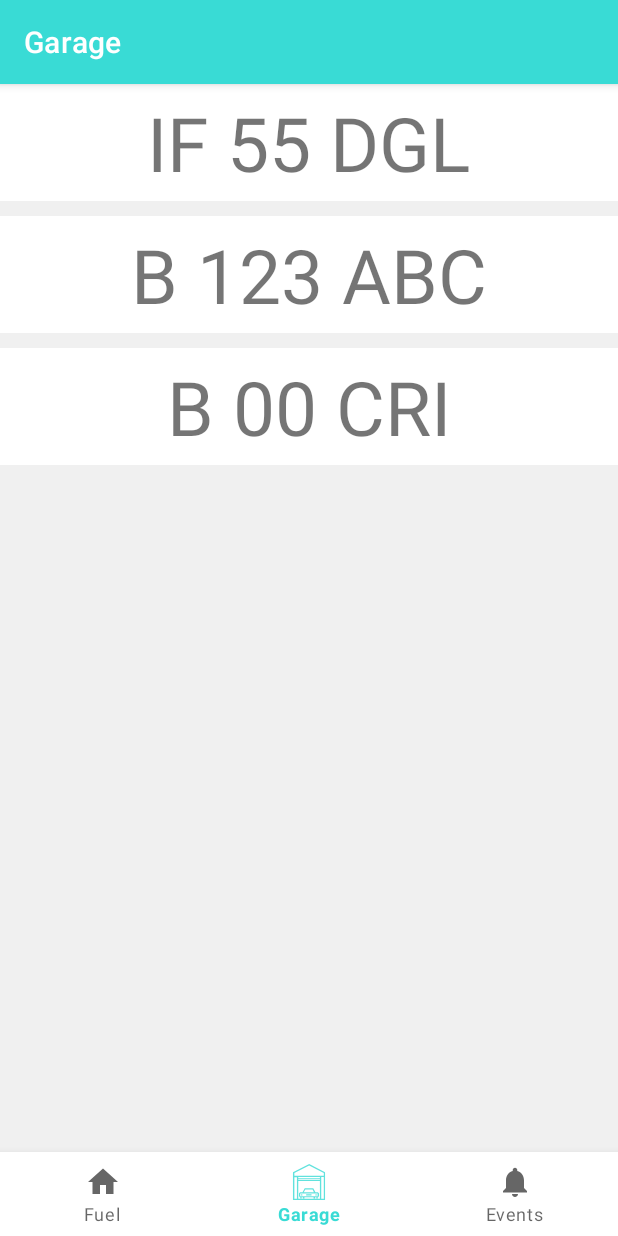
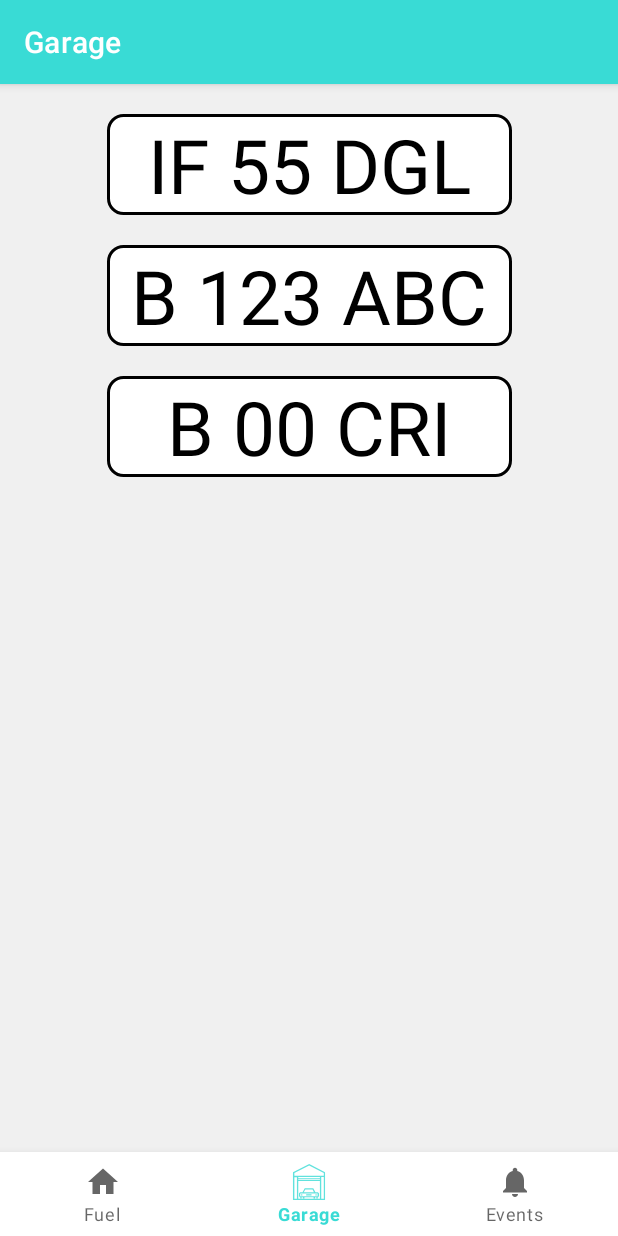
Before and after one commit to mihaidraghici98/GAD_AF_project, an Android app: the GarageFragment screen opened directly, with no data from a screen before it, on a phone screen of 412 x 824 dp. Run offline under Robolectric (Android 15) with nearby library versions, the light colour scheme and no system bars; our stand-ins replace navigation-ui.

Commit message:
Made RecyclerView items clickable; Garage items redirects to VehicleActivity;

```diff
--- a/app/src/main/java/com/example/gad_af_project/ui/garage/GarageFragment.java
+++ b/app/src/main/java/com/example/gad_af_project/ui/garage/GarageFragment.java
@@ -1,5 +1,6 @@
 package com.example.gad_af_project.ui.garage;
 
+import android.content.Intent;
 import android.os.Bundle;
 import android.view.LayoutInflater;
 import android.view.View;
@@ -14,13 +15,15 @@ import androidx.lifecycle.ViewModelProvider;
 import androidx.recyclerview.widget.LinearLayoutManager;
 import androidx.recyclerview.widget.RecyclerView;
 
+import com.example.gad_af_project.MainActivity;
 import com.example.gad_af_project.R;
 import com.example.gad_af_project.vehicles.Vehicle;
+import com.example.gad_af_project.vehicles.VehicleActivity;
 import com.example.gad_af_project.vehicles.VehiclesAdapter;
 
 import java.util.ArrayList;
 
-public class GarageFragment extends Fragment {
+public class GarageFragment extends Fragment implements VehiclesAdapter.VehiclesViewHolder.OnVehicleListener {
 
     private VehiclesAdapter mAdapter;
     private RecyclerView mList;
@@ -30,12 +33,9 @@ public class GarageFragment extends Fragment {
         add(new Vehicle.Builder("B 00 CRI").build());
     }};
 
-    private GarageViewModel garageViewModel;
-
     public View onCreateView(@NonNull LayoutInflater inflater,
                              ViewGroup container, Bundle savedInstanceState) {
-        garageViewModel =
-                new ViewModelProvider(this).get(GarageViewModel.class);
+
         View root = inflater.inflate(R.layout.fragment_garage, container, false);
         //final TextView textView = root.findViewById(R.id.text_dashboard);
 
@@ -43,18 +43,19 @@ public class GarageFragment extends Fragment {
         mList = root.findViewById(R.id.fragmentGarage_vehicleList);
         mList.setLayoutManager(new LinearLayoutManager(getActivity()));
 
-        mAdapter = new VehiclesAdapter(mVehiclesDataSource);
+        mAdapter = new VehiclesAdapter(mVehiclesDataSource, this);
         mList.setAdapter(mAdapter);
 
         // ============================
 
-
-//        garageViewModel.getText().observe(getViewLifecycleOwner(), new Observer<String>() {
-//            @Override
-//            public void onChanged(@Nullable String s) {
-//                textView.setText(s);
-//            }
-//        });
         return root;
     }
+
+    @Override
+    public void onVehicleClick(int position) {
+        Vehicle mVehicleData = mVehiclesDataSource.get(position);
+        Intent intent = new Intent(getActivity(), VehicleActivity.class);
+        intent.putExtra(getString(R.string.VEHICLE_DETAILS_EXTRA), mVehicleData);
+        startActivity(intent);
+    }
 }
--- a/app/src/main/java/com/example/gad_af_project/vehicles/Vehicle.java
+++ b/app/src/main/java/com/example/gad_af_project/vehicles/Vehicle.java
@@ -1,6 +1,8 @@
 package com.example.gad_af_project.vehicles;
 
-public class Vehicle{
+import java.io.Serializable;
+
+public class Vehicle implements Serializable {
 
     private String plate_number;
     private String vin;
--- a/app/src/main/java/com/example/gad_af_project/vehicles/VehiclesAdapter.java
+++ b/app/src/main/java/com/example/gad_af_project/vehicles/VehiclesAdapter.java
@@ -17,18 +17,19 @@ import java.util.ArrayList;
 
 public class VehiclesAdapter extends RecyclerView.Adapter<VehiclesAdapter.VehiclesViewHolder>{
 
+    private final ArrayList<Vehicle> mDataSet;
+    private VehiclesViewHolder.OnVehicleListener mOnVehicleListener;
 
-    private final ArrayList<Vehicle> mDataSet;
-
-    public VehiclesAdapter(ArrayList<Vehicle> vehicles_list){
+    public VehiclesAdapter(ArrayList<Vehicle> vehicles_list, VehiclesViewHolder.OnVehicleListener onVehicleListener){
         mDataSet = vehicles_list;
+        this.mOnVehicleListener = onVehicleListener;
     }
 
     @NonNull
     @Override
     public VehiclesViewHolder onCreateViewHolder(@NonNull ViewGroup parent, int viewType) {
         RelativeLayout view = (RelativeLayout) LayoutInflater.from(parent.getContext()).inflate(R.layout.item_list_vehicle, parent, false);
-        return new VehiclesViewHolder(view);
+        return new VehiclesViewHolder(view, mOnVehicleListener);
     }
 
     @Override
@@ -41,18 +42,33 @@ public class VehiclesAdapter extends RecyclerView.Adapter<VehiclesAdapter.Vehicl
         return mDataSet.size();
     }
 
-    public static class VehiclesViewHolder extends RecyclerView.ViewHolder
+    public static class VehiclesViewHolder extends RecyclerView.ViewHolder implements View.OnClickListener
     {
         private final TextView mVeh_PlateNo;
+        OnVehicleListener onVehicleListener;
 
-        public VehiclesViewHolder(@NonNull View itemView) {
+        public VehiclesViewHolder(@NonNull View itemView, OnVehicleListener onVehicleListener) {
             super(itemView);
             mVeh_PlateNo = itemView.findViewById(R.id.listVehiclesEntry_plateNo);
+            this.onVehicleListener = onVehicleListener;
+
+            itemView.setOnClickListener(this);
         }
 
         public void update(String value) {
             mVeh_PlateNo.setText(value);
         };
+
+        @Override
+        public void onClick(View v) {
+            onVehicleListener.onVehicleClick(getAdapterPosition());
+        }
+
+        public interface OnVehicleListener{
+            void onVehicleClick(int position);
+        }
     }
 
+
+
 }
--- /dev/null
+++ b/app/src/main/res/drawable/shadow.xml
@@ -0,0 +1,8 @@
+<?xml version="1.0" encoding="utf-8"?>
+<shape xmlns:android="http://schemas.android.com/apk/res/android"
+    android:shape="rectangle">
+    <solid android:color="@color/white"/>
+    <corners android:radius="10dp"/>
+    <stroke android:width="2dp"
+        android:color="@color/black"/>
+</shape>
--- a/app/src/main/res/layout/fragment_garage.xml
+++ b/app/src/main/res/layout/fragment_garage.xml
@@ -9,9 +9,11 @@
 
     <androidx.recyclerview.widget.RecyclerView
         android:id="@+id/fragmentGarage_vehicleList"
-        android:layout_width="match_parent"
+        android:layout_width="wrap_content"
         android:layout_height="match_parent"
         android:background="@color/gray"
+        app:layout_constraintLeft_toLeftOf="parent"
+        app:layout_constraintRight_toRightOf="parent"
         />
 
 </androidx.constraintlayout.widget.ConstraintLayout>
--- a/app/src/main/res/layout/item_list_vehicle.xml
+++ b/app/src/main/res/layout/item_list_vehicle.xml
@@ -1,17 +1,20 @@
 <?xml version="1.0" encoding="utf-8"?>
 <RelativeLayout xmlns:android="http://schemas.android.com/apk/res/android"
-    android:layout_width="match_parent"
+    android:layout_width="270dp"
     android:layout_height="wrap_content"
-    android:background="@color/white"
-    android:layout_marginBottom="10dp">
+    android:background="@drawable/shadow"
+    android:layout_marginTop="20dp"
+    android:layout_marginLeft="20dp"
+    android:layout_marginRight="20dp"
+    android:layout_gravity="center_horizontal"
+    android:gravity="center_horizontal">
 
     <TextView
         android:id="@+id/listVehiclesEntry_plateNo"
         android:layout_width="wrap_content"
         android:layout_height="wrap_content"
+        android:textColor="?titleTextColor"
         android:textSize="50sp"
-        android:text="XX XX XXX"
-        android:layout_centerHorizontal="true"
-        android:padding="5dp"/>
+        android:text="XX XX XXX"/>
 
 </RelativeLayout>
--- a/app/src/main/res/values/strings.xml
+++ b/app/src/main/res/values/strings.xml
@@ -5,4 +5,5 @@
     <string name="title_fuel">Fuel</string>
     <string name="title_garage">Garage</string>
     <string name="title_events">Events</string>
+    <string name="VEHICLE_DETAILS_EXTRA">"VEHICLE_DETAILS"</string>
 </resources>
--- a/app/src/main/res/values/themes.xml
+++ b/app/src/main/res/values/themes.xml
@@ -12,9 +12,8 @@
         <!-- Status bar color. -->
         <item name="android:statusBarColor" tools:targetApi="l">@color/black</item>
         <!-- Customize your theme here. -->
-
+        <item name="backgroundColor">@color/gray</item>
         <item name="titleTextColor">@android:color/black</item>
         <item name="subtitleTextColor">@android:color/black</item>
-
     </style>
 </resources>
```
Also changed, not shown: app/src/main/AndroidManifest.xml (+7 -0 lines), app/src/main/java/com/example/gad_af_project/MainActivity.java (+3 -6 lines), app/src/main/java/com/example/gad_af_project/vehicles/VehicleActivity.java (added, +44 -0 lines), app/src/main/res/layout/activity_vehicle.xml (added, +27 -0 lines).
